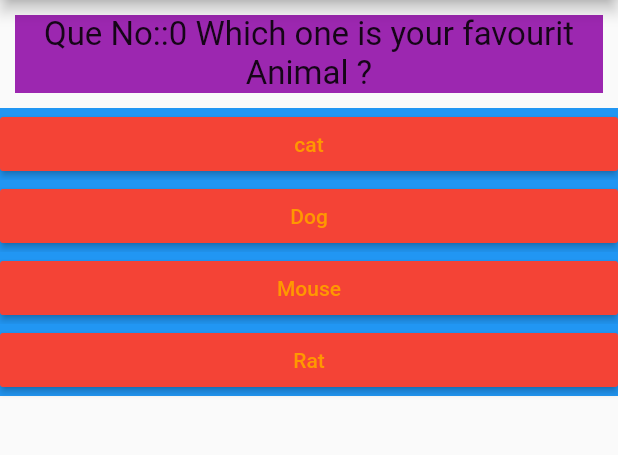
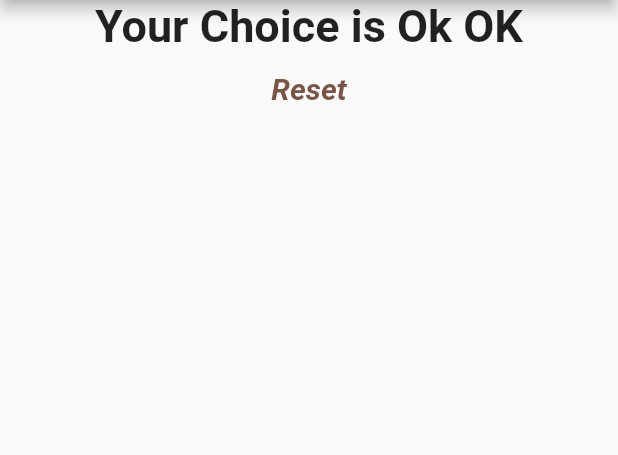
Before and after one commit to ishi2017/first, a Flutter app: the screen it shows after launch, after a tap on "cat", after a tap on "Kabhi Khushi Kabhi Gam", after a tap on "Nikhil", on a phone screen of 412 x 824 dp, the part 84-539 px from its top. Run offline on Flutter 3.47's test engine with Material 2 defaults, Android fonts, the phone set to English and light mode, and no system bars; Roboto replaces fonts that are missing (Rockwell).

Commit message:
updated on 31 May-2022

```diff
--- a/Project/amrit/lib/Question.dart
+++ b/Project/amrit/lib/Question.dart
@@ -13,7 +13,10 @@ class Question extends StatelessWidget {
         color: Colors.purple,
         child: Text(
           Quesion,
-          style: TextStyle(fontSize: 22, fontFamily: 'Rockwell'),
+          style: TextStyle(
+              fontSize: 25,
+              fontFamily: 'Rockwell',
+              fontWeight: FontWeight.bold),
           textAlign: TextAlign.center,
         ));
   }
--- /dev/null
+++ b/Project/amrit/lib/Quiz.dart
@@ -0,0 +1,30 @@
+import 'package:flutter/material.dart';
+import './Question.dart';
+import './answer.dart';
+
+class Quiz extends StatelessWidget {
+  final Questions;
+  final int QuestionNo;
+  final Function answerQuestion;
+  Quiz(
+      {@required this.QuestionNo,
+      @required this.Questions,
+      @required this.answerQuestion});
+
+  @override
+  Widget build(BuildContext context) {
+    return Container(
+        child: Column(
+      children: [
+        Question('Que No::' +
+            (QuestionNo + 1).toString() +
+            '\t' +
+            Questions[QuestionNo]['Ques'].toString()),
+        ...(Questions[QuestionNo]['Ans'] as List<Map<String, Object>>)
+            .map((ans) {
+          return Answer(() => answerQuestion(ans['score']), ans['text']);
+        }),
+      ],
+    ));
+  }
+}
--- a/Project/amrit/lib/answer.dart
+++ b/Project/amrit/lib/answer.dart
@@ -1,3 +1,5 @@
+import 'dart:ui';
+
 import 'package:flutter/material.dart';
 
 class Answer extends StatelessWidget {
@@ -11,10 +13,16 @@ class Answer extends StatelessWidget {
       width: double.infinity,
       color: Colors.blue,
       child: RaisedButton(
-        child: Text(this.ans),
+        child: Text(
+          this.ans,
+          style: TextStyle(
+            fontSize: 20,
+            fontWeight: FontWeight.bold,
+          ),
+        ),
         onPressed: selectHandler,
-        color: Colors.red,
-        textColor: Colors.orange,
+        color: Colors.green,
+        textColor: Colors.black,
       ),
     );
   }
--- a/Project/amrit/lib/main.dart
+++ b/Project/amrit/lib/main.dart
@@ -1,6 +1,6 @@
 import 'package:flutter/material.dart';
-import './Question.dart';
-import './answer.dart';
+import 'package:flutter_complete_guide/Quiz.dart';
+import 'package:flutter_complete_guide/result.dart';
 
 void main() => runApp(MyApp());
 
@@ -12,30 +12,54 @@ class MyApp extends StatefulWidget {
 }
 
 class MyAppState extends State<MyApp> {
+  var totalScore = 0;
   var QuestionNo = 0;
   var Questions = const [
     {
       'Ques': 'Which one is your favourit Animal ?',
-      'Ans': ['cat', 'Dog', 'Mouse', 'Rat']
+      'Ans': [
+        {'text': 'cat', 'score': 1},
+        {'text': 'Dog', 'score': 2},
+        {'text': 'Fly', 'score': 3},
+        {'text': 'Rat', 'score': 5}
+      ]
     },
     {
       'Ques': 'Which one is your favourit Movie ?',
-      'Ans': ['DDLJ', 'Kabhi Khushi Kabhi Gam', 'Ram Jame', 'DON']
+      'Ans': [
+        {'text': 'DDLJ', 'score': 1},
+        {'text': 'Kabhi Khushi Kabhi Gam', 'score': 2},
+        {'text': 'Ram Jame', 'score': 4},
+        {'text': 'DON', 'score': 3}
+      ]
     },
     {
       'Ques': 'Which one is your favourite Teacher ?',
-      'Ans': ['Ram', 'Shayam', 'Nikhil', 'Saroj']
+      'Ans': [
+        {'text': 'Ram', 'score': 1},
+        {'text': 'Shayam', 'score': 4},
+        {'text': 'Nikhil', 'score': 5},
+        {'text': 'Saroj', 'score': 3}
+      ]
     },
   ];
-  void answerQuestion() {
+  void reset() {
     setState(() {
+      totalScore = 0;
+      QuestionNo = 0;
+    });
+  }
+
+  void answerQuestion(int score) {
+    setState(() {
+      totalScore += score;
       print(QuestionNo);
 
       QuestionNo += 1;
 
-      if (QuestionNo == 3) {
-        QuestionNo = 0;
-      }
+      // if (QuestionNo == 3) {
+      //   QuestionNo = 0;
+      // }
     });
   }
 
@@ -49,17 +73,15 @@ class MyAppState extends State<MyApp> {
           style: TextStyle(fontSize: 22),
           textAlign: TextAlign.center,
         )),
-        body: Column(
-          children: [
-            Question('Que No::' +
-                QuestionNo.toString() +
-                '\t' +
-                Questions[QuestionNo]['Ques'].toString()),
-            ...(Questions[QuestionNo]['Ans'] as List<String>).map((ans) {
-              return Answer(answerQuestion, ans);
-            }),
-          ],
-        ),
+        body: QuestionNo <= 2
+            ? Quiz(
+                QuestionNo: QuestionNo,
+                Questions: Questions,
+                answerQuestion: answerQuestion)
+            : result(
+                totalScore: totalScore,
+                reset: reset,
+              ),
       ),
     );
   }
--- /dev/null
+++ b/Project/amrit/lib/result.dart
@@ -0,0 +1,47 @@
+import 'package:flutter/material.dart';
+
+class result extends StatelessWidget {
+  final int totalScore;
+  final Function reset;
+  result({this.totalScore, this.reset});
+
+  String get resultPharase {
+    String resultText;
+    if (totalScore < 4) {
+      resultText = "You have Best Choice";
+    } else if (totalScore < 7) {
+      resultText = "You have better Choice";
+    } else {
+      resultText = "Your Choice is Ok OK";
+    }
+    return resultText;
+  }
+
+  @override
+  Widget build(BuildContext context) {
+    return Container(
+      child: Column(
+        children: <Widget>[
+          Center(
+            child: Text(
+              resultPharase,
+              style: TextStyle(fontSize: 30, fontWeight: FontWeight.bold),
+              textAlign: TextAlign.center,
+            ),
+          ),
+          FlatButton(
+            onPressed: reset,
+            child: Text(
+              'Reset',
+              style: TextStyle(
+                  fontSize: 20,
+                  fontWeight: FontWeight.bold,
+                  fontStyle: FontStyle.italic),
+            ),
+            textColor: Colors.brown,
+          ),
+        ],
+      ),
+    );
+  }
+}
```
